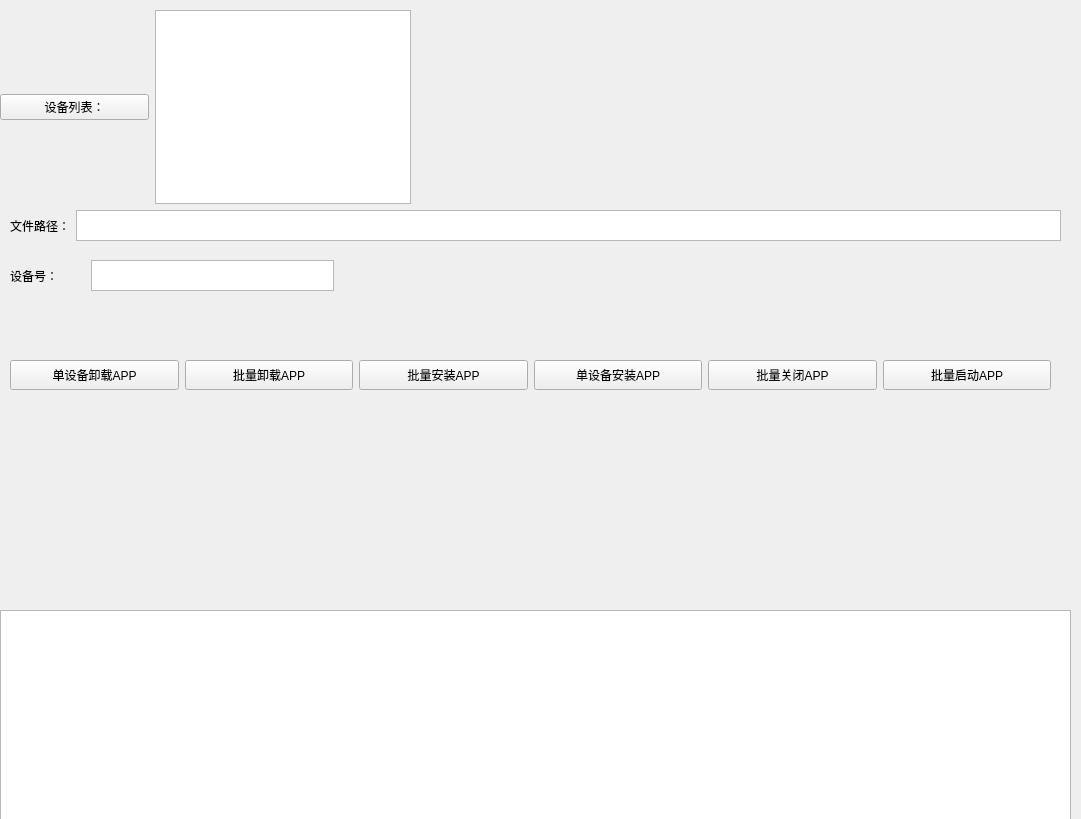
First picture: the form in GUI/service.ui, repository Alvins-zya/Peiyinxiu_Client, before the edit.
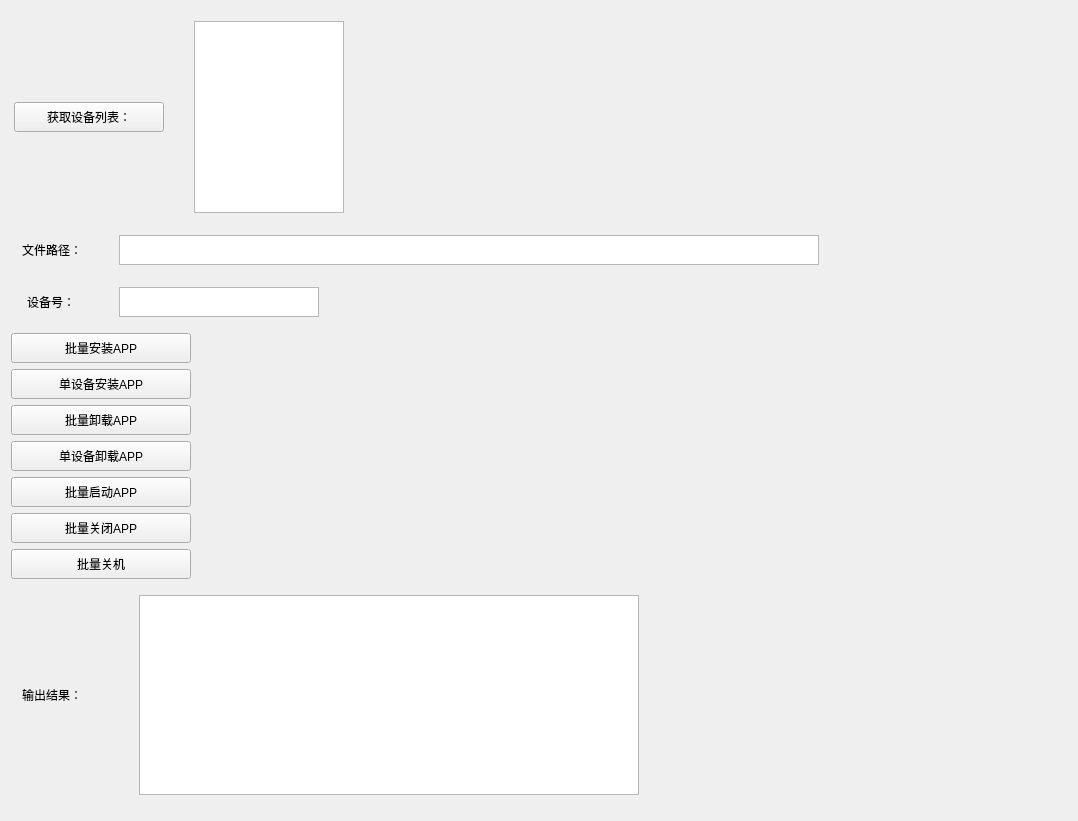
Second picture: the form after the edit.

What changed in the file:
```diff
--- a/GUI/service.ui
+++ b/GUI/service.ui
@@ -6,8 +6,8 @@
    <rect>
     <x>0</x>
     <y>0</y>
-    <width>1081</width>
-    <height>819</height>
+    <width>1078</width>
+    <height>821</height>
    </rect>
   </property>
   <property name="sizePolicy">
@@ -16,21 +16,146 @@
     <verstretch>0</verstretch>
    </sizepolicy>
   </property>
+  <property name="minimumSize">
+   <size>
+    <width>10</width>
+    <height>0</height>
+   </size>
+  </property>
+  <property name="sizeIncrement">
+   <size>
+    <width>1</width>
+    <height>0</height>
+   </size>
+  </property>
   <property name="windowTitle">
    <string>设备信息</string>
   </property>
-  <widget class="QWidget" name="layoutWidget">
-   <property name="geometry">
-    <rect>
-     <x>10</x>
-     <y>210</y>
-     <width>1051</width>
-     <height>31</height>
-    </rect>
-   </property>
-   <layout class="QHBoxLayout" name="horizontalLayout_4">
+  <layout class="QVBoxLayout" name="verticalLayout_2">
+   <item>
+    <layout class="QHBoxLayout" name="horizontalLayout" stretch="0,0">
+     <property name="spacing">
+      <number>27</number>
+     </property>
+     <property name="sizeConstraint">
+      <enum>QLayout::SetFixedSize</enum>
+     </property>
+     <property name="leftMargin">
+      <number>0</number>
+     </property>
+     <property name="rightMargin">
+      <number>720</number>
+     </property>
+     <property name="bottomMargin">
+      <number>0</number>
+     </property>
+     <item>
+      <widget class="QPushButton" name="devices_list">
+       <property name="enabled">
+        <bool>true</bool>
+       </property>
+       <property name="sizePolicy">
+        <sizepolicy hsizetype="Preferred" vsizetype="Fixed">
+         <horstretch>14</horstretch>
+         <verstretch>0</verstretch>
+        </sizepolicy>
+       </property>
+       <property name="minimumSize">
+        <size>
+         <width>150</width>
+         <height>20</height>
+        </size>
+       </property>
+       <property name="maximumSize">
+        <size>
+         <width>150</width>
+         <height>30</height>
+        </size>
+       </property>
+       <property name="sizeIncrement">
+        <size>
+         <width>10</width>
+         <height>0</height>
+        </size>
+       </property>
+       <property name="baseSize">
+        <size>
+         <width>24</width>
+         <height>0</height>
+        </size>
+       </property>
+       <property name="text">
+        <string>获取设备列表：</string>
+       </property>
+       <property name="iconSize">
+        <size>
+         <width>25</width>
+         <height>16</height>
+        </size>
+       </property>
+       <property name="autoRepeatDelay">
+        <number>309</number>
+       </property>
+      </widget>
+     </item>
+     <item>
+      <widget class="QListWidget" name="listWidget">
+       <property name="sizePolicy">
+        <sizepolicy hsizetype="Fixed" vsizetype="Fixed">
+         <horstretch>0</horstretch>
+         <verstretch>0</verstretch>
+        </sizepolicy>
+       </property>
+       <property name="minimumSize">
+        <size>
+         <width>50</width>
+         <height>0</height>
+        </size>
+       </property>
+       <property name="maximumSize">
+        <size>
+         <width>150</width>
+         <height>16777215</height>
+        </size>
+       </property>
+      </widget>
+     </item>
+    </layout>
+   </item>
+   <item>
+    <layout class="QHBoxLayout" name="horizontalLayout_3" stretch="0,0">
+     <property name="spacing">
+      <number>6</number>
+     </property>
+     <property name="sizeConstraint">
+      <enum>QLayout::SetDefaultConstraint</enum>
+     </property>
+     <property name="leftMargin">
+      <number>0</number>
+     </property>
+     <property name="topMargin">
+      <number>6</number>
+     </property>
+     <property name="rightMargin">
+      <number>237</number>
+     </property>
+     <property name="bottomMargin">
+      <number>6</number>
+     </property>
     <item>
      <widget class="QLabel" name="label">
+       <property name="minimumSize">
+        <size>
+         <width>80</width>
+         <height>20</height>
+        </size>
+       </property>
+       <property name="maximumSize">
+        <size>
+         <width>80</width>
+         <height>20</height>
+        </size>
+       </property>
       <property name="text">
        <string>文件路径：</string>
       </property>
@@ -44,110 +169,78 @@
         <verstretch>0</verstretch>
        </sizepolicy>
       </property>
+       <property name="minimumSize">
+        <size>
+         <width>700</width>
+         <height>20</height>
+        </size>
+       </property>
+       <property name="maximumSize">
+        <size>
+         <width>700</width>
+         <height>30</height>
+        </size>
+       </property>
      </widget>
     </item>
    </layout>
-  </widget>
-  <widget class="QWidget" name="layoutWidget">
-   <property name="geometry">
-    <rect>
-     <x>10</x>
-     <y>260</y>
-     <width>324</width>
-     <height>31</height>
-    </rect>
-   </property>
-   <layout class="QHBoxLayout" name="horizontalLayout_3">
+   </item>
+   <item>
+    <layout class="QHBoxLayout" name="horizontalLayout_4">
+     <property name="spacing">
+      <number>6</number>
+     </property>
+     <property name="leftMargin">
+      <number>0</number>
+     </property>
+     <property name="topMargin">
+      <number>0</number>
+     </property>
+     <property name="rightMargin">
+      <number>731</number>
+     </property>
+     <property name="bottomMargin">
+      <number>0</number>
+     </property>
     <item>
-     <widget class="QLabel" name="label_2">
+      <widget class="QLabel" name="label_3">
+       <property name="minimumSize">
+        <size>
+         <width>70</width>
+         <height>25</height>
+        </size>
+       </property>
+       <property name="maximumSize">
+        <size>
+         <width>70</width>
+         <height>25</height>
+        </size>
+       </property>
       <property name="text">
        <string>设备号：</string>
       </property>
      </widget>
     </item>
     <item>
-     <spacer name="horizontalSpacer">
-      <property name="orientation">
-       <enum>Qt::Horizontal</enum>
-      </property>
-      <property name="sizeHint" stdset="0">
-       <size>
-        <width>40</width>
-        <height>20</height>
-       </size>
-      </property>
-     </spacer>
-    </item>
-    <item>
-     <widget class="QTextEdit" name="textEdit_4">
-      <property name="sizePolicy">
-       <sizepolicy hsizetype="Expanding" vsizetype="Expanding">
-        <horstretch>0</horstretch>
-        <verstretch>10</verstretch>
-       </sizepolicy>
-      </property>
+      <widget class="QTextEdit" name="textEdit">
       <property name="minimumSize">
        <size>
-        <width>10</width>
-        <height>10</height>
-       </size>
-      </property>
-      <property name="sizeIncrement">
+         <width>200</width>
+         <height>30</height>
+        </size>
+       </property>
+       <property name="maximumSize">
        <size>
-        <width>0</width>
-        <height>0</height>
+         <width>200</width>
+         <height>30</height>
        </size>
       </property>
      </widget>
     </item>
    </layout>
-  </widget>
-  <widget class="QTextEdit" name="output">
-   <property name="geometry">
-    <rect>
-     <x>0</x>
-     <y>610</y>
-     <width>1071</width>
-     <height>211</height>
-    </rect>
-   </property>
-  </widget>
-  <widget class="QWidget" name="layoutWidget">
-   <property name="geometry">
-    <rect>
-     <x>10</x>
-     <y>360</y>
-     <width>1041</width>
-     <height>30</height>
-    </rect>
-   </property>
-   <layout class="QHBoxLayout" name="horizontalLayout_6">
-    <item>
-     <widget class="QPushButton" name="uninstall_app">
-      <property name="sizePolicy">
-       <sizepolicy hsizetype="Minimum" vsizetype="Minimum">
-        <horstretch>0</horstretch>
-        <verstretch>0</verstretch>
-       </sizepolicy>
-      </property>
-      <property name="text">
-       <string>单设备卸载APP</string>
-      </property>
-     </widget>
     </item>
     <item>
-     <widget class="QPushButton" name="uninstall_apps">
-      <property name="sizePolicy">
-       <sizepolicy hsizetype="Minimum" vsizetype="Minimum">
-        <horstretch>0</horstretch>
-        <verstretch>0</verstretch>
-       </sizepolicy>
-      </property>
-      <property name="text">
-       <string>批量卸载APP</string>
-      </property>
-     </widget>
-    </item>
+    <layout class="QVBoxLayout" name="verticalLayout">
     <item>
      <widget class="QPushButton" name="install_apps">
       <property name="sizePolicy">
@@ -156,6 +249,18 @@
         <verstretch>0</verstretch>
        </sizepolicy>
       </property>
+       <property name="minimumSize">
+        <size>
+         <width>180</width>
+         <height>30</height>
+        </size>
+       </property>
+       <property name="maximumSize">
+        <size>
+         <width>180</width>
+         <height>30</height>
+        </size>
+       </property>
       <property name="sizeIncrement">
        <size>
         <width>17</width>
@@ -175,21 +280,70 @@
         <verstretch>0</verstretch>
        </sizepolicy>
       </property>
+       <property name="minimumSize">
+        <size>
+         <width>180</width>
+         <height>30</height>
+        </size>
+       </property>
+       <property name="maximumSize">
+        <size>
+         <width>180</width>
+         <height>30</height>
+        </size>
+       </property>
       <property name="text">
        <string>单设备安装APP</string>
       </property>
      </widget>
     </item>
     <item>
-     <widget class="QPushButton" name="close_apps">
+      <widget class="QPushButton" name="uninstall_apps">
       <property name="sizePolicy">
        <sizepolicy hsizetype="Minimum" vsizetype="Minimum">
         <horstretch>0</horstretch>
         <verstretch>0</verstretch>
        </sizepolicy>
       </property>
+       <property name="minimumSize">
+        <size>
+         <width>180</width>
+         <height>30</height>
+        </size>
+       </property>
+       <property name="maximumSize">
+        <size>
+         <width>180</width>
+         <height>30</height>
+        </size>
+       </property>
       <property name="text">
-       <string>批量关闭APP</string>
+        <string>批量卸载APP</string>
+       </property>
+      </widget>
+     </item>
+     <item>
+      <widget class="QPushButton" name="uninstall_app">
+       <property name="sizePolicy">
+        <sizepolicy hsizetype="Minimum" vsizetype="Minimum">
+         <horstretch>0</horstretch>
+         <verstretch>0</verstretch>
+        </sizepolicy>
+       </property>
+       <property name="minimumSize">
+        <size>
+         <width>180</width>
+         <height>30</height>
+        </size>
+       </property>
+       <property name="maximumSize">
+        <size>
+         <width>180</width>
+         <height>30</height>
+        </size>
+       </property>
+       <property name="text">
+        <string>单设备卸载APP</string>
       </property>
      </widget>
     </item>
@@ -201,48 +355,118 @@
         <verstretch>0</verstretch>
        </sizepolicy>
       </property>
+       <property name="minimumSize">
+        <size>
+         <width>180</width>
+         <height>30</height>
+        </size>
+       </property>
+       <property name="maximumSize">
+        <size>
+         <width>180</width>
+         <height>30</height>
+        </size>
+       </property>
       <property name="text">
        <string>批量启动APP</string>
       </property>
      </widget>
     </item>
-   </layout>
-  </widget>
-  <widget class="QWidget" name="layoutWidget">
-   <property name="geometry">
-    <rect>
-     <x>0</x>
-     <y>10</y>
-     <width>411</width>
-     <height>194</height>
-    </rect>
-   </property>
-   <layout class="QHBoxLayout" name="horizontalLayout">
     <item>
-     <widget class="QPushButton" name="devices_list">
+      <widget class="QPushButton" name="close_apps">
       <property name="sizePolicy">
-       <sizepolicy hsizetype="Minimum" vsizetype="Fixed">
+        <sizepolicy hsizetype="Minimum" vsizetype="Minimum">
         <horstretch>0</horstretch>
         <verstretch>0</verstretch>
        </sizepolicy>
       </property>
+       <property name="minimumSize">
+        <size>
+         <width>180</width>
+         <height>30</height>
+        </size>
+       </property>
+       <property name="maximumSize">
+        <size>
+         <width>180</width>
+         <height>30</height>
+        </size>
+       </property>
       <property name="text">
-       <string>设备列表：</string>
+        <string>批量关闭APP</string>
       </property>
      </widget>
     </item>
     <item>
-     <widget class="QListWidget" name="listWidget">
+      <widget class="QPushButton" name="shutdow">
+       <property name="minimumSize">
+        <size>
+         <width>180</width>
+         <height>30</height>
+        </size>
+       </property>
+       <property name="maximumSize">
+        <size>
+         <width>180</width>
+         <height>30</height>
+        </size>
+       </property>
+       <property name="text">
+        <string>批量关机</string>
+       </property>
+      </widget>
+     </item>
+    </layout>
+   </item>
+   <item>
+    <layout class="QHBoxLayout" name="horizontalLayout_2">
+     <property name="rightMargin">
+      <number>415</number>
+     </property>
+     <item>
+      <widget class="QLabel" name="label_2">
       <property name="sizePolicy">
-       <sizepolicy hsizetype="Fixed" vsizetype="Expanding">
+        <sizepolicy hsizetype="Fixed" vsizetype="Fixed">
         <horstretch>0</horstretch>
         <verstretch>0</verstretch>
        </sizepolicy>
       </property>
-     </widget>
-    </item>
-   </layout>
-  </widget>
+       <property name="minimumSize">
+        <size>
+         <width>100</width>
+         <height>30</height>
+        </size>
+       </property>
+       <property name="maximumSize">
+        <size>
+         <width>100</width>
+         <height>30</height>
+        </size>
+       </property>
+       <property name="text">
+        <string>输出结果：</string>
+       </property>
+      </widget>
+     </item>
+     <item>
+      <widget class="QTextBrowser" name="output">
+       <property name="minimumSize">
+        <size>
+         <width>500</width>
+         <height>200</height>
+        </size>
+       </property>
+       <property name="maximumSize">
+        <size>
+         <width>500</width>
+         <height>200</height>
+        </size>
+       </property>
+      </widget>
+     </item>
+    </layout>
+   </item>
+  </layout>
  </widget>
  <resources/>
  <connections/>
```
Lines whose indentation alone changed are shown as unchanged.
